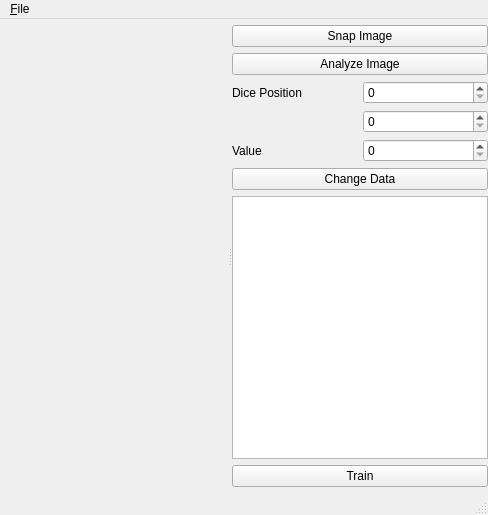
This is main_window.ui in Azador/dice as Qt 5 draws it before an edit. The edited form follows.
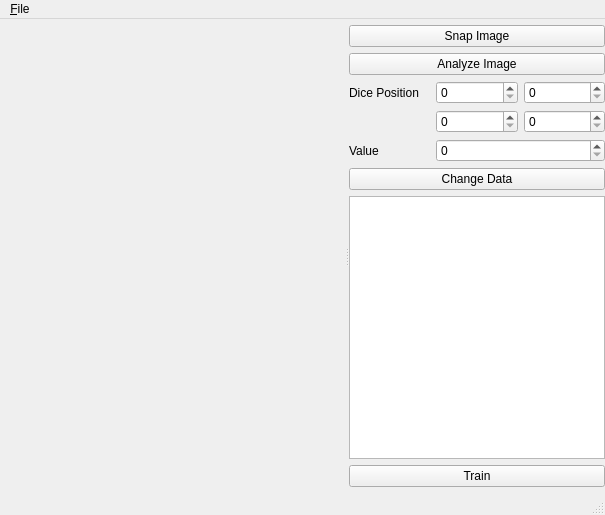
This is the edited form.

```diff
--- a/main_window.ui
+++ b/main_window.ui
@@ -6,7 +6,7 @@
    <rect>
     <x>0</x>
     <y>0</y>
-    <width>488</width>
+    <width>605</width>
     <height>515</height>
    </rect>
   </property>
@@ -51,20 +51,6 @@
         <property name="bottomMargin">
          <number>6</number>
         </property>
-        <item row="0" column="0" colspan="2">
-         <widget class="QPushButton" name="snap_image_btn">
-          <property name="text">
-           <string>Snap Image</string>
-          </property>
-         </widget>
-        </item>
-        <item row="1" column="0" colspan="2">
-         <widget class="QPushButton" name="analyze_image_btn">
-          <property name="text">
-           <string>Analyze Image</string>
-          </property>
-         </widget>
-        </item>
         <item row="2" column="0">
          <widget class="QLabel" name="dice_position_lb">
           <property name="sizePolicy">
@@ -94,16 +80,43 @@
           </property>
          </widget>
         </item>
-        <item row="4" column="1">
-         <widget class="QSpinBox" name="dice_value_sb"/>
-        </item>
-        <item row="2" column="1">
-         <widget class="QSpinBox" name="dice_position_x_sb"/>
-        </item>
         <item row="3" column="1">
          <widget class="QSpinBox" name="dice_position_y_sb"/>
         </item>
-        <item row="6" column="0" colspan="2">
+        <item row="2" column="1">
+         <widget class="QSpinBox" name="dice_position_x1_sb"/>
+        </item>
+        <item row="2" column="2">
+         <widget class="QSpinBox" name="dice_position_x2_sb"/>
+        </item>
+        <item row="3" column="2">
+         <widget class="QSpinBox" name="dice_position_y2_sb"/>
+        </item>
+        <item row="1" column="0" colspan="3">
+         <widget class="QPushButton" name="analyze_image_btn">
+          <property name="text">
+           <string>Analyze Image</string>
+          </property>
+         </widget>
+        </item>
+        <item row="0" column="0" colspan="3">
+         <widget class="QPushButton" name="snap_image_btn">
+          <property name="text">
+           <string>Snap Image</string>
+          </property>
+         </widget>
+        </item>
+        <item row="4" column="1" colspan="2">
+         <widget class="QSpinBox" name="dice_value_sb"/>
+        </item>
+        <item row="5" column="0" colspan="3">
+         <widget class="QPushButton" name="change_data_btn">
+          <property name="text">
+           <string>Change Data</string>
+          </property>
+         </widget>
+        </item>
+        <item row="6" column="0" colspan="3">
          <widget class="QTreeView" name="images_tbl">
           <property name="alternatingRowColors">
            <bool>true</bool>
@@ -113,18 +126,14 @@
           </property>
          </widget>
         </item>
-        <item row="5" column="0" colspan="2">
-         <widget class="QPushButton" name="change_data_btn">
-          <property name="text">
-           <string>Change Data</string>
-          </property>
-         </widget>
-        </item>
-        <item row="7" column="0" colspan="2">
+        <item row="7" column="0" colspan="3">
          <widget class="QPushButton" name="train_btn">
           <property name="text">
            <string>Train</string>
           </property>
+          <property name="checkable">
+           <bool>true</bool>
+          </property>
          </widget>
         </item>
        </layout>
@@ -138,7 +147,7 @@
     <rect>
      <x>0</x>
      <y>0</y>
-     <width>488</width>
+     <width>605</width>
      <height>29</height>
     </rect>
    </property>
```
Left out of the diff: 9 changed lines with no effect on the pictures.
